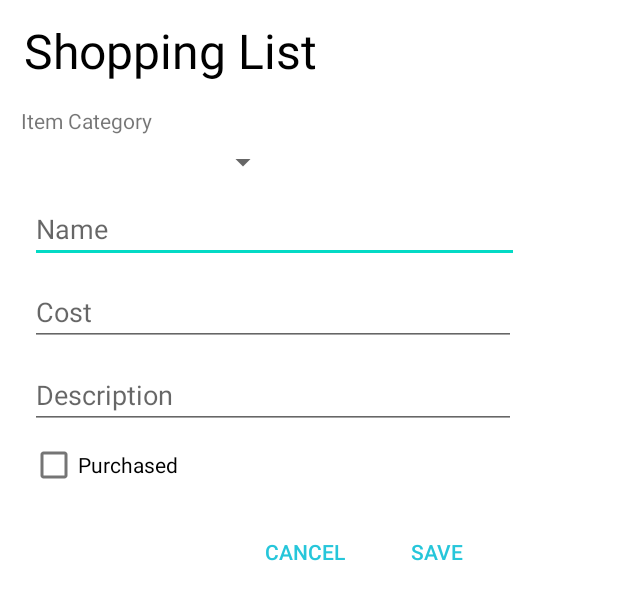
After one commit to Benniei/CSE390, an Android app: the layout add_shopping_item.xml on its own in the app's theme, with its tools: preview values and no code run, on a phone screen of 412 x 824 dp. The commit adds this screen. Shown: the top 600 px of the screen. Run offline under Robolectric (Android 15) with nearby library versions, the phone set to English and light mode, and no system bars.

```diff
--- a/Homework 01/ShoppingList/app/build.gradle
+++ b/Homework 01/ShoppingList/app/build.gradle
@@ -33,7 +33,7 @@ dependencies {
     implementation 'androidx.appcompat:appcompat:1.3.0'
     implementation 'com.google.android.material:material:1.3.0'
     implementation 'androidx.constraintlayout:constraintlayout:2.0.4'
-    testImplementation 'junit:junit:4.+'
+    testImplementation 'junit:junit:4.13.2'
     androidTestImplementation 'androidx.test.ext:junit:1.1.2'
     androidTestImplementation 'androidx.test.espresso:espresso-core:3.3.0'
 }
--- a/Homework 01/ShoppingList/app/src/main/res/layout/activity_main.xml
+++ b/Homework 01/ShoppingList/app/src/main/res/layout/activity_main.xml
@@ -56,7 +56,7 @@
         app:layout_constraintVertical_bias="0.0" />
 
     <com.google.android.material.floatingactionbutton.FloatingActionButton
-        android:id="@+id/floatingActionButton"
+        android:id="@+id/add_item"
         android:layout_width="wrap_content"
         android:layout_height="wrap_content"
         android:clickable="true"
@@ -66,7 +66,7 @@
         app:layout_constraintHorizontal_bias="0.954"
         app:layout_constraintStart_toStartOf="parent"
         app:layout_constraintTop_toTopOf="parent"
-        app:layout_constraintVertical_bias="0.915"
+        app:layout_constraintVertical_bias="0.93"
         app:srcCompat="@android:drawable/ic_input_add" />
 
 </androidx.constraintlayout.widget.ConstraintLayout>
--- /dev/null
+++ b/Homework 01/ShoppingList/app/src/main/res/layout/add_shopping_item.xml
@@ -0,0 +1,114 @@
+<?xml version="1.0" encoding="utf-8"?>
+<LinearLayout xmlns:android="http://schemas.android.com/apk/res/android"
+
+    android:layout_width="411dp"
+    android:layout_height="479dp"
+    xmlns:tools="http://schemas.android.com/tools"
+    android:orientation="vertical"
+    tools:layout_editor_absoluteX="0dp"
+    tools:layout_editor_absoluteY="-3dp">
+
+
+    <TextView
+        android:id="@+id/shopping_list_txt"
+        android:layout_width="373dp"
+        android:layout_height="wrap_content"
+        android:layout_marginStart="16dp"
+        android:layout_marginLeft="16dp"
+        android:layout_marginTop="12dp"
+        android:text="Shopping List"
+        android:textColor="#000000"
+        android:textSize="32sp" />
+
+    <TextView
+        android:id="@+id/item_cat_txt"
+        android:layout_width="146dp"
+        android:layout_height="wrap_content"
+        android:layout_marginStart="14dp"
+        android:layout_marginLeft="14dp"
+        android:layout_marginTop="15dp"
+        android:text="Item Category" />
+
+    <Spinner
+        android:id="@+id/item_category"
+        android:layout_width="162dp"
+        android:layout_height="wrap_content"
+        android:layout_marginStart="24dp"
+        android:layout_marginLeft="24dp"
+        android:layout_marginTop="6dp" />
+
+    <EditText
+        android:id="@+id/Name_input"
+        android:layout_width="326dp"
+        android:layout_height="wrap_content"
+        android:layout_marginStart="20dp"
+        android:layout_marginLeft="20dp"
+        android:layout_marginTop="10dp"
+        android:ems="10"
+        android:hint="Name"
+        android:inputType="textPersonName" />
+
+    <EditText
+        android:id="@+id/Cost_input"
+        android:layout_width="324dp"
+        android:layout_height="wrap_content"
+        android:layout_marginStart="20dp"
+        android:layout_marginLeft="20dp"
+        android:layout_marginTop="10dp"
+        android:ems="10"
+        android:hint="Cost"
+        android:inputType="textPersonName" />
+
+    <EditText
+        android:id="@+id/Description_input"
+        android:layout_width="324dp"
+        android:layout_height="wrap_content"
+        android:layout_marginStart="20dp"
+        android:layout_marginLeft="20dp"
+        android:layout_marginTop="10dp"
+        android:ems="10"
+        android:hint="Description"
+        android:inputType="textPersonName" />
+
+    <CheckBox
+        android:id="@+id/Purchased"
+        android:layout_width="161dp"
+        android:layout_height="wrap_content"
+        android:layout_marginStart="20dp"
+        android:layout_marginLeft="20dp"
+        android:text="Purchased" />
+
+    <LinearLayout
+        android:layout_width="347dp"
+        android:layout_height="wrap_content"
+        android:gravity="right"
+        android:orientation="vertical">
+
+        <LinearLayout
+            style="?android:attr/borderlessButtonStyle"
+            android:layout_width="wrap_content"
+            android:layout_height="wrap_content"
+
+            android:orientation="horizontal">
+
+            <Button
+                android:id="@+id/buttonCancel"
+                style="?android:attr/borderlessButtonStyle"
+                android:layout_width="wrap_content"
+                android:layout_height="wrap_content"
+                android:layout_weight="1"
+                android:text="Cancel"
+                android:textColor="@color/dialog_button_color" />
+
+            <Button
+                android:id="@+id/buttonSave"
+                style="?android:attr/borderlessButtonStyle"
+                android:layout_width="wrap_content"
+                android:layout_height="wrap_content"
+                android:layout_weight="1"
+                android:text="Save"
+                android:textColor="@color/dialog_button_color" />
+        </LinearLayout>
+    </LinearLayout>
+
+</LinearLayout>
--- a/Homework 01/ShoppingList/app/src/main/res/values/colors.xml
+++ b/Homework 01/ShoppingList/app/src/main/res/values/colors.xml
@@ -7,4 +7,5 @@
     <color name="teal_700">#FF018786</color>
     <color name="black">#FF000000</color>
     <color name="white">#FFFFFFFF</color>
+    <color name="dialog_button_color">#26C6DA</color>
 </resources>
--- a/Homework 01/ShoppingList/app/src/main/res/values/strings.xml
+++ b/Homework 01/ShoppingList/app/src/main/res/values/strings.xml
@@ -1,3 +1,9 @@
 <resources>
     <string name="app_name">Shopping List</string>
+    <string-array name="shopping_options">
+        <item>Food</item>
+        <item>Electronics</item>
+        <item>Books</item>
+        <item>Others</item>
+    </string-array>
 </resources>
```
Also changed, not shown: Homework 01/ShoppingList/app/src/main/java/com/example/shoppinglist/AddItemDialog.java (added, +76 -0 lines), Homework 01/ShoppingList/app/src/main/java/com/example/shoppinglist/MainActivity.java (+42 -4 lines), Homework 01/ShoppingList/app/src/main/java/com/example/shoppinglist/ShoppingItem.java (added, +75 -0 lines), Homework 01/ShoppingList/app/src/main/java/com/example/shoppinglist/ShoppingListContact.java (added, +30 -0 lines), Homework 01/ShoppingList/app/src/main/java/com/example/shoppinglist/ShoppingListDBHelper.java (added, +43 -0 lines), Homework 01/ShoppingList/app/src/main/res/layout/shopping_item.xml (added, +76 -0 lines), Homework 01/ShoppingList/app/src/main/res/drawable-v24/item_others.png (added), Homework 01/ShoppingList/app/src/main/res/drawable-v24/items_books.png (added), Homework 01/ShoppingList/app/src/main/res/drawable-v24/items_electronics.png (added), Homework 01/ShoppingList/app/src/main/res/drawable-v24/items_food.png (added).
